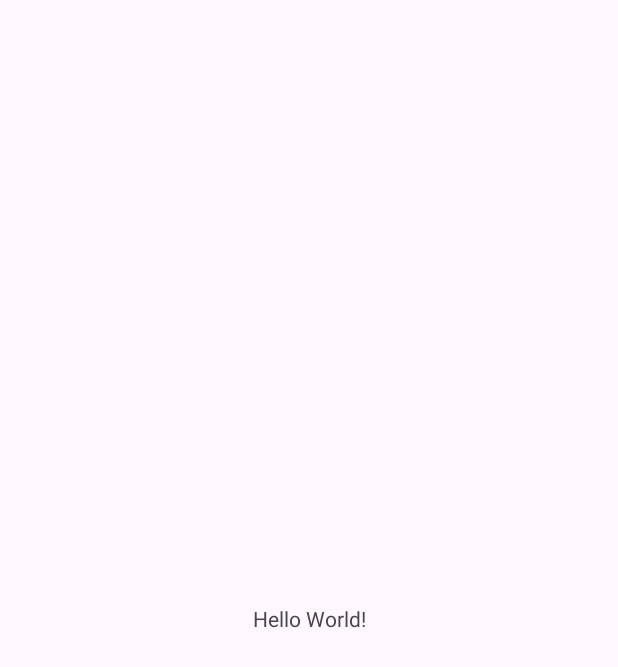
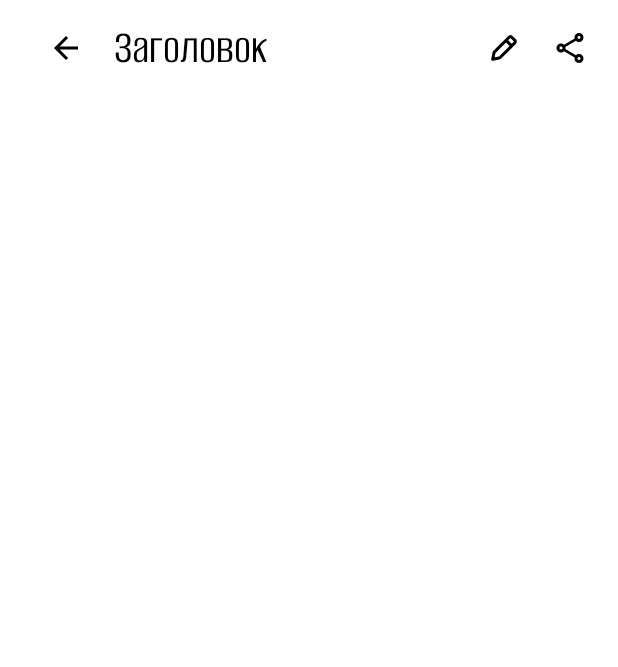
Before and after one commit to StasEvstigneev/pomyannik, an Android app: the screen it shows after launch (MainActivity before the commit, RootActivity after it), on a phone screen of 412 x 824 dp. Before the commit the part shown is almost empty. Shown: the top 667 px of the screen. Run offline under Robolectric (Android 15) with nearby library versions, the phone set to English and light mode, and no system bars.

Commit message:
FragmentContainerView, Toolbar style

```diff
--- a/app/src/main/AndroidManifest.xml
+++ b/app/src/main/AndroidManifest.xml
@@ -14,7 +14,7 @@
         android:theme="@style/Theme.PrayForThem"
         tools:targetApi="31">
         <activity
-            android:name=".MainActivity"
+            android:name=".RootActivity"
             android:configChanges="orientation"
             android:exported="true"
             android:screenOrientation="portrait"
--- a/app/src/main/java/com/example/prayforthem/MainActivity.kt
+++ b/app/src/main/java/com/example/prayforthem/RootActivity.kt
@@ -3,9 +3,9 @@ package com.example.prayforthem
 import android.os.Bundle
 import androidx.appcompat.app.AppCompatActivity
 
-class MainActivity : AppCompatActivity() {
+class RootActivity : AppCompatActivity() {
     override fun onCreate(savedInstanceState: Bundle?) {
         super.onCreate(savedInstanceState)
-        setContentView(R.layout.activity_main)
+        setContentView(R.layout.activity_root)
     }
 }
--- /dev/null
+++ b/app/src/main/res/drawable/ic_arrow_back.xml
@@ -0,0 +1,13 @@
+<vector xmlns:android="http://schemas.android.com/apk/res/android"
+    android:width="24dp"
+    android:height="24dp"
+    android:autoMirrored="true"
+    android:tint="?attr/textAppearanceBody1"
+    android:viewportWidth="24"
+    android:viewportHeight="24">
+
+    <path
+        android:fillColor="?attr/textAppearanceBody1"
+        android:pathData="M20,11H7.83l5.59,-5.59L12,4l-8,8 8,8 1.41,-1.41L7.83,13H20v-2z" />
+
+</vector>
--- a/app/src/main/res/layout/activity_main.xml
+++ /dev/null
@@ -1,19 +0,0 @@
-<?xml version="1.0" encoding="utf-8"?>
-<androidx.constraintlayout.widget.ConstraintLayout xmlns:android="http://schemas.android.com/apk/res/android"
-    xmlns:app="http://schemas.android.com/apk/res-auto"
-    xmlns:tools="http://schemas.android.com/tools"
-    android:id="@+id/main"
-    android:layout_width="match_parent"
-    android:layout_height="match_parent"
-    tools:context=".MainActivity">
-
-    <TextView
-        android:layout_width="wrap_content"
-        android:layout_height="wrap_content"
-        android:text="Hello World!"
-        app:layout_constraintBottom_toBottomOf="parent"
-        app:layout_constraintEnd_toEndOf="parent"
-        app:layout_constraintStart_toStartOf="parent"
-        app:layout_constraintTop_toTopOf="parent" />
-
-</androidx.constraintlayout.widget.ConstraintLayout>
--- /dev/null
+++ b/app/src/main/res/layout/activity_root.xml
@@ -0,0 +1,49 @@
+<?xml version="1.0" encoding="utf-8"?>
+<androidx.constraintlayout.widget.ConstraintLayout xmlns:android="http://schemas.android.com/apk/res/android"
+    xmlns:app="http://schemas.android.com/apk/res-auto"
+    xmlns:tools="http://schemas.android.com/tools"
+    android:id="@+id/main"
+    android:layout_width="match_parent"
+    android:layout_height="match_parent"
+    android:background="?attr/colorSurface"
+    tools:context=".RootActivity">
+
+    <androidx.appcompat.widget.Toolbar
+        android:id="@+id/toolbar"
+        style="@style/ToolbarStyle"
+        app:layout_constraintEnd_toEndOf="parent"
+        app:layout_constraintStart_toStartOf="parent"
+        app:layout_constraintTop_toTopOf="parent"
+        app:navigationIcon="@drawable/ic_arrow_back"
+        app:title="@string/heading" />
+
+    <androidx.appcompat.widget.AppCompatImageView
+        android:id="@+id/icShare"
+        android:layout_width="wrap_content"
+        android:layout_height="wrap_content"
+        android:layout_marginEnd="@dimen/_20dp"
+        android:src="@drawable/ic_share"
+        app:layout_constraintBottom_toBottomOf="@+id/toolbar"
+        app:layout_constraintEnd_toEndOf="parent"
+        app:layout_constraintTop_toTopOf="@+id/toolbar" />
+
+    <androidx.appcompat.widget.AppCompatImageView
+        android:id="@+id/icEdit"
+        android:layout_width="wrap_content"
+        android:layout_height="wrap_content"
+        android:layout_marginEnd="@dimen/_20dp"
+        android:src="@drawable/ic_edit"
+        app:layout_constraintBottom_toBottomOf="@id/toolbar"
+        app:layout_constraintEnd_toStartOf="@id/icShare"
+        app:layout_constraintTop_toTopOf="@id/toolbar" />
+
+    <androidx.fragment.app.FragmentContainerView
+        android:id="@+id/rootFragmentContainerView"
+        android:layout_width="0dp"
+        android:layout_height="0dp"
+        app:layout_constraintEnd_toEndOf="parent"
+        app:layout_constraintStart_toStartOf="parent"
+        app:layout_constraintTop_toBottomOf="@id/toolbar" />
+
+
+</androidx.constraintlayout.widget.ConstraintLayout>
--- a/app/src/main/res/values/dimens.xml
+++ b/app/src/main/res/values/dimens.xml
@@ -1,5 +1,6 @@
 <?xml version="1.0" encoding="utf-8"?>
 <resources>
+    <dimen name="_12dp">12dp</dimen>
     <dimen name="_16dp">16dp</dimen>
     <dimen name="_16sp">16sp</dimen>
     <dimen name="_20dp">20dp</dimen>
@@ -7,5 +8,6 @@
     <dimen name="_24sp">24sp</dimen>
     <dimen name="_32dp">32dp</dimen>
     <dimen name="_32sp">32sp</dimen>
+    <dimen name="_64dp">64dp</dimen>
 
 </resources>
--- a/app/src/main/res/values/strings.xml
+++ b/app/src/main/res/values/strings.xml
@@ -1,3 +1,4 @@
 <resources>
     <string name="app_name">PrayForThem</string>
+    <string name="heading">Заголовок</string>
 </resources>
--- /dev/null
+++ b/app/src/main/res/values/styles.xml
@@ -0,0 +1,22 @@
+<?xml version="1.0" encoding="utf-8"?>
+<resources>
+
+    <style name="ToolbarStyle">
+        <item name="android:layout_width">match_parent</item>
+        <item name="android:layout_height">@dimen/_64dp</item>
+        <item name="android:paddingStart">@dimen/_16dp</item>
+        <item name="buttonGravity">center_vertical</item>
+        <item name="titleTextAppearance">@style/ToolbarTitle</item>
+
+    </style>
+
+    <style name="ToolbarTitle">
+        <item name="android:fontFamily">@font/alumni_sans_regular</item>
+        <item name="android:textSize">@dimen/_32sp</item>
+        <item name="android:textColor">?attr/textAppearanceBody1</item>
+        <item name="android:ellipsize">end</item>
+
+    </style>
+
+
+</resources>
```
